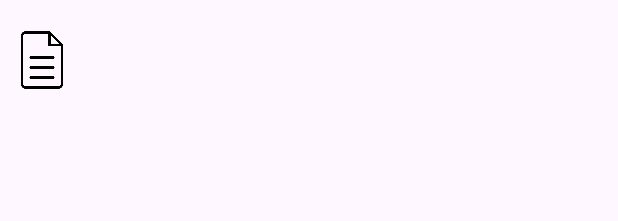
After one commit to JKWTCN/LocalDrop, an Android app: the layout list_item_file_history.xml on its own in the app's theme, with its tools: preview values and no code run, on a phone screen of 412 x 824 dp. The commit adds this screen. Shown: the top 221 px of the screen. Run offline under Robolectric (Android 15) with nearby library versions, the phone set to English and light mode, and no system bars; network calls fail.

Commit message:
完成1.0版本，增加历史记录功能，和其他应用分享功能。

```diff
--- a/app/build.gradle.kts
+++ b/app/build.gradle.kts
@@ -53,7 +53,7 @@ dependencies {
     implementation(libs.androidx.lifecycle.livedata.ktx)
     implementation(libs.androidx.lifecycle.viewmodel.ktx)
     implementation("org.jetbrains.kotlinx:kotlinx-serialization-json:1.6.3")
-
+    implementation ("androidx.sqlite:sqlite:2.2.0")
     testImplementation(libs.junit)
     androidTestImplementation(libs.androidx.junit)
     androidTestImplementation(libs.androidx.espresso.core)
--- /dev/null
+++ b/app/src/main/res/layout/list_item_file_history.xml
@@ -0,0 +1,54 @@
+<?xml version="1.0" encoding="utf-8"?>
+<RelativeLayout xmlns:android="http://schemas.android.com/apk/res/android"
+    android:layout_width="match_parent"
+    android:layout_height="80dp"
+    android:padding="8dp">
+
+    <ImageView
+        android:id="@+id/ivStatus"
+        android:layout_width="40dp"
+        android:layout_height="40dp"
+        android:layout_alignParentStart="true"
+        android:layout_centerVertical="true"
+        android:src="@drawable/file" />
+
+    <LinearLayout
+        android:layout_width="match_parent"
+        android:layout_height="wrap_content"
+        android:layout_marginStart="12dp"
+        android:layout_toEndOf="@id/ivStatus"
+        android:orientation="vertical">
+
+        <TextView
+            android:id="@+id/tvFileName"
+            android:layout_width="match_parent"
+            android:layout_height="wrap_content"
+            android:ellipsize="end"
+            android:maxLines="1"
+            android:textSize="16sp" />
+
+        <LinearLayout
+            android:layout_width="match_parent"
+            android:layout_height="wrap_content"
+            android:layout_marginTop="4dp"
+            android:orientation="horizontal">
+
+            <TextView
+                android:id="@+id/tvFileSize"
+                android:layout_width="wrap_content"
+                android:layout_height="wrap_content"
+                android:textColor="@android:color/darker_gray"
+                android:textSize="14sp" />
+
+            <TextView
+                android:id="@+id/tvReceivedTime"
+                android:layout_width="wrap_content"
+                android:layout_height="wrap_content"
+                android:layout_marginStart="16dp"
+                android:textColor="@android:color/darker_gray"
+                android:textSize="14sp" />
+
+        </LinearLayout>
+    </LinearLayout>
+
+</RelativeLayout>
```
Also changed, not shown: app/src/main/AndroidManifest.xml (+27 -3 lines), app/src/main/java/com/icloudwar/localdrop/MainActivity.kt (+51 -4 lines), app/src/main/java/com/icloudwar/localdrop/fileHistory/FileHistory.kt (added, +15 -0 lines), app/src/main/java/com/icloudwar/localdrop/fileHistory/FileHistoryActivity.kt (added, +181 -0 lines), app/src/main/java/com/icloudwar/localdrop/fileHistory/FileHistoryDbHelper.kt (added, +43 -0 lines), app/src/main/java/com/icloudwar/localdrop/fileHistory/FileHistoryManager.kt (added, +102 -0 lines), app/src/main/java/com/icloudwar/localdrop/receiver/FileReceiver.kt (+6 -2 lines), app/src/main/java/com/icloudwar/localdrop/receiver/ReceiverFragment.kt (+12 -7 lines), app/src/main/java/com/icloudwar/localdrop/sender/SendFragment.kt (+9 -0 lines), app/src/main/res/layout/activity_file_history.xml (added, +22 -0 lines), app/src/main/res/drawable/ic_file_miss.png (added), app/src/main/res/drawable/ic_local_drop.png (added).
